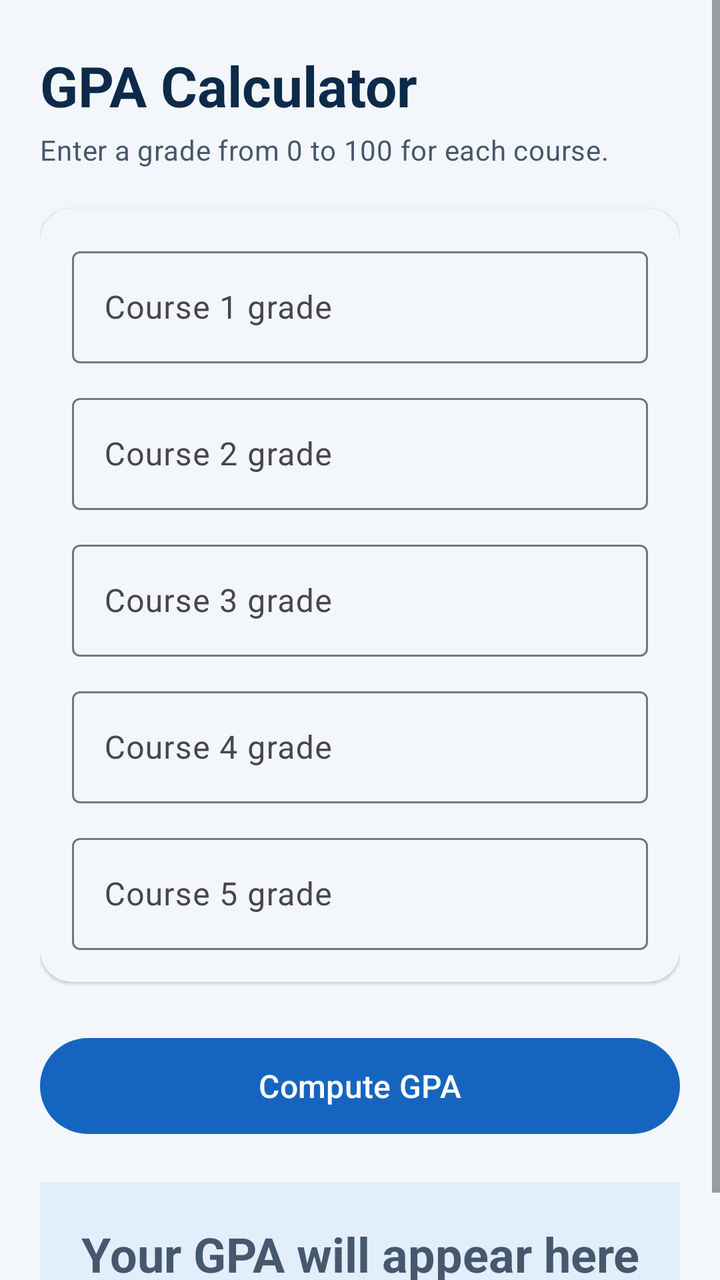
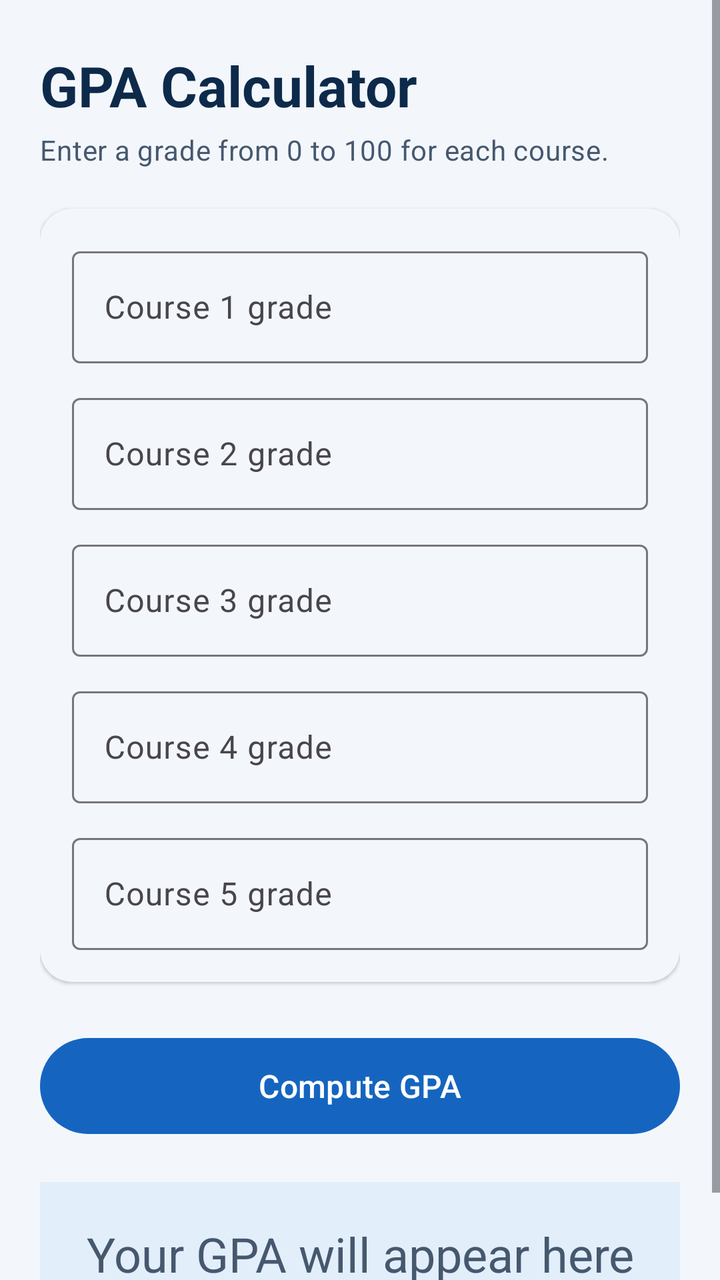

Two renders of the same Android screen: before a commit and after it. Below are the layout's source before the change and the commit's diff.
<!-- AndroidManifest.xml: application theme Theme.Gpa_datlav2_calculator -->
<!-- res/layout/activity_main.xml -->
<?xml version="1.0" encoding="utf-8"?>
<ScrollView xmlns:android="http://schemas.android.com/apk/res/android"
    xmlns:app="http://schemas.android.com/apk/res-auto"
    android:layout_width="match_parent"
    android:layout_height="match_parent"
    android:background="?android:attr/colorBackground"
    android:fillViewport="true">

    <LinearLayout
        android:layout_width="match_parent"
        android:layout_height="wrap_content"
        android:orientation="vertical"
        android:paddingHorizontal="20dp"
        android:paddingVertical="24dp">

        <TextView
            android:layout_width="wrap_content"
            android:layout_height="wrap_content"
            android:accessibilityHeading="true"
            android:text="@string/title"
            android:textAppearance="?attr/textAppearanceHeadlineMedium"
            android:textColor="@color/gpa_on_surface"
            android:textStyle="bold" />

        <TextView
            android:layout_width="wrap_content"
            android:layout_height="wrap_content"
            android:layout_marginTop="4dp"
            android:text="@string/subtitle"
            android:textAppearance="?attr/textAppearanceBodyMedium"
            android:textColor="@color/gpa_on_surface_variant" />

        <com.google.android.material.card.MaterialCardView
            style="@style/Widget.Material3.CardView.Elevated"
            android:layout_width="match_parent"
            android:layout_height="wrap_content"
            android:layout_marginTop="20dp"
            app:cardBackgroundColor="@color/gpa_surface"
            app:cardCornerRadius="16dp">

            <LinearLayout
                android:layout_width="match_parent"
                android:layout_height="wrap_content"
                android:orientation="vertical"
                android:paddingHorizontal="16dp"
                android:paddingTop="4dp"
                android:paddingBottom="16dp">

                <com.google.android.material.textfield.TextInputLayout
                    style="@style/Widget.Material3.TextInputLayout.OutlinedBox"
                    android:layout_width="match_parent"
                    android:layout_height="wrap_content"
                    android:layout_marginTop="12dp"
                    android:hint="@string/course_1"
                    app:placeholderText="@string/grade_hint">

                    <com.google.android.material.textfield.TextInputEditText
                        android:id="@+id/grade1"
                        android:layout_width="match_parent"
                        android:layout_height="wrap_content"
                        android:minHeight="56dp"
                        android:imeOptions="actionNext"
                        android:inputType="numberDecimal"
                        android:textSize="16sp" />
                </com.google.android.material.textfield.TextInputLayout>

                <com.google.android.material.textfield.TextInputLayout
                    style="@style/Widget.Material3.TextInputLayout.OutlinedBox"
                    android:layout_width="match_parent"
                    android:layout_height="wrap_content"
                    android:layout_marginTop="12dp"
                    android:hint="@string/course_2"
                    app:placeholderText="@string/grade_hint">

                    <com.google.android.material.textfield.TextInputEditText
                        android:id="@+id/grade2"
                        android:layout_width="match_parent"
                        android:layout_height="wrap_content"
                        android:minHeight="56dp"
                        android:imeOptions="actionNext"
                        android:inputType="numberDecimal"
                        android:textSize="16sp" />
                </com.google.android.material.textfield.TextInputLayout>

                <com.google.android.material.textfield.TextInputLayout
                    style="@style/Widget.Material3.TextInputLayout.OutlinedBox"
                    android:layout_width="match_parent"
                    android:layout_height="wrap_content"
                    android:layout_marginTop="12dp"
                    android:hint="@string/course_3"
                    app:placeholderText="@string/grade_hint">

                    <com.google.android.material.textfield.TextInputEditText
                        android:id="@+id/grade3"
                        android:layout_width="match_parent"
                        android:layout_height="wrap_content"
                        android:minHeight="56dp"
                        android:imeOptions="actionNext"
                        android:inputType="numberDecimal"
                        android:textSize="16sp" />
                </com.google.android.material.textfield.TextInputLayout>

                <com.google.android.material.textfield.TextInputLayout
                    style="@style/Widget.Material3.TextInputLayout.OutlinedBox"
                    android:layout_width="match_parent"
                    android:layout_height="wrap_content"
                    android:layout_marginTop="12dp"
                    android:hint="@string/course_4"
                    app:placeholderText="@string/grade_hint">

                    <com.google.android.material.textfield.TextInputEditText
                        android:id="@+id/grade4"
                        android:layout_width="match_parent"
                        android:layout_height="wrap_content"
                        android:minHeight="56dp"
                        android:imeOptions="actionNext"
                        android:inputType="numberDecimal"
                        android:textSize="16sp" />
                </com.google.android.material.textfield.TextInputLayout>

                <com.google.android.material.textfield.TextInputLayout
                    style="@style/Widget.Material3.TextInputLayout.OutlinedBox"
                    android:layout_width="match_parent"
                    android:layout_height="wrap_content"
                    android:layout_marginTop="12dp"
                    android:hint="@string/course_5"
                    app:placeholderText="@string/grade_hint">

                    <com.google.android.material.textfield.TextInputEditText
                        android:id="@+id/grade5"
                        android:layout_width="match_parent"
                        android:layout_height="wrap_content"
                        android:minHeight="56dp"
                        android:imeOptions="actionDone"
                        android:inputType="numberDecimal"
                        android:textSize="16sp" />
                </com.google.android.material.textfield.TextInputLayout>
            </LinearLayout>
        </com.google.android.material.card.MaterialCardView>

        <com.google.android.material.button.MaterialButton
            android:id="@+id/computeGpaButton"
            android:layout_width="match_parent"
            android:layout_height="wrap_content"
            android:layout_marginTop="24dp"
            android:minHeight="56dp"
            android:text="@string/compute_gpa"
            android:textSize="16sp"
            app:cornerRadius="28dp" />

        <TextView
            android:id="@+id/gpaResult"
            android:layout_width="match_parent"
            android:layout_height="wrap_content"
            android:layout_marginTop="20dp"
            android:accessibilityLiveRegion="polite"
            android:background="@color/gpa_result_empty"
            android:gravity="center"
            android:hint="@string/result_placeholder"
            android:minHeight="72dp"
            android:padding="16dp"
            android:textColor="@color/gpa_on_result"
            android:textColorHint="@color/gpa_on_surface_variant"
            android:textSize="24sp"
            android:textStyle="bold" />

    </LinearLayout>
</ScrollView>
<!-- resources referenced by this layout -->
<resources>
  <color name="gpa_on_result">#1A1C1E</color>
  <color name="gpa_on_surface">#0D2A4A</color>
  <color name="gpa_on_surface_variant">#46586E</color>
  <color name="gpa_result_empty">#E3EEFB</color>
  <color name="gpa_surface">#FFFFFF</color>
  <string name="compute_gpa">Compute GPA</string>
  <string name="course_1">Course 1 grade</string>
  <string name="course_2">Course 2 grade</string>
  <string name="course_3">Course 3 grade</string>
  <string name="course_4">Course 4 grade</string>
  <string name="course_5">Course 5 grade</string>
  <string name="grade_hint">0–100</string>
  <string name="result_placeholder">Your GPA will appear here</string>
  <string name="subtitle">Enter a grade from 0 to 100 for each course.</string>
  <string name="title">GPA Calculator</string>
  <style name="Theme.Gpa_datlav2_calculator" parent="Base.Theme.Gpa_datlav2_calculator" />
  <style name="Base.Theme.Gpa_datlav2_calculator" parent="Theme.Material3.DayNight.NoActionBar">
          
          <item name="colorPrimary">@color/gpa_primary</item>
          <item name="colorOnPrimary">@color/gpa_on_primary</item>
          <item name="android:colorBackground">@color/gpa_background</item>
          <item name="colorSurface">@color/gpa_surface</item>
          <item name="colorOnSurface">@color/gpa_on_surface</item>
          <item name="android:statusBarColor">@color/gpa_background</item>
      </style>
  <color name="gpa_primary">#1565C0</color>
  <color name="gpa_on_primary">#FFFFFF</color>
  <color name="gpa_background">#F3F7FC</color>
</resources>

<!-- the commit's change to res/layout/activity_main.xml (unified diff, before → after) -->
@@ -48,6 +48,7 @@
 
                 <com.google.android.material.textfield.TextInputLayout
                     style="@style/Widget.Material3.TextInputLayout.OutlinedBox"
+                    android:id="@+id/gradeLayout1"
                     android:layout_width="match_parent"
                     android:layout_height="wrap_content"
                     android:layout_marginTop="12dp"
@@ -56,6 +57,7 @@
 
                     <com.google.android.material.textfield.TextInputEditText
                         android:id="@+id/grade1"
+                        android:maxLength="6"
                         android:layout_width="match_parent"
                         android:layout_height="wrap_content"
                         android:minHeight="56dp"
@@ -66,6 +68,7 @@
 
                 <com.google.android.material.textfield.TextInputLayout
                     style="@style/Widget.Material3.TextInputLayout.OutlinedBox"
+                    android:id="@+id/gradeLayout2"
                     android:layout_width="match_parent"
                     android:layout_height="wrap_content"
                     android:layout_marginTop="12dp"
@@ -74,6 +77,7 @@
 
                     <com.google.android.material.textfield.TextInputEditText
                         android:id="@+id/grade2"
+                        android:maxLength="6"
                         android:layout_width="match_parent"
                         android:layout_height="wrap_content"
                         android:minHeight="56dp"
@@ -84,6 +88,7 @@
 
                 <com.google.android.material.textfield.TextInputLayout
                     style="@style/Widget.Material3.TextInputLayout.OutlinedBox"
+                    android:id="@+id/gradeLayout3"
                     android:layout_width="match_parent"
                     android:layout_height="wrap_content"
                     android:layout_marginTop="12dp"
@@ -92,6 +97,7 @@
 
                     <com.google.android.material.textfield.TextInputEditText
                         android:id="@+id/grade3"
+                        android:maxLength="6"
                         android:layout_width="match_parent"
                         android:layout_height="wrap_content"
                         android:minHeight="56dp"
@@ -102,6 +108,7 @@
 
                 <com.google.android.material.textfield.TextInputLayout
                     style="@style/Widget.Material3.TextInputLayout.OutlinedBox"
+                    android:id="@+id/gradeLayout4"
                     android:layout_width="match_parent"
                     android:layout_height="wrap_content"
                     android:layout_marginTop="12dp"
@@ -110,6 +117,7 @@
 
                     <com.google.android.material.textfield.TextInputEditText
                         android:id="@+id/grade4"
+                        android:maxLength="6"
                         android:layout_width="match_parent"
                         android:layout_height="wrap_content"
                         android:minHeight="56dp"
@@ -120,6 +128,7 @@
 
                 <com.google.android.material.textfield.TextInputLayout
                     style="@style/Widget.Material3.TextInputLayout.OutlinedBox"
+                    android:id="@+id/gradeLayout5"
                     android:layout_width="match_parent"
                     android:layout_height="wrap_content"
                     android:layout_marginTop="12dp"
@@ -128,6 +137,7 @@
 
                     <com.google.android.material.textfield.TextInputEditText
                         android:id="@+id/grade5"
+                        android:maxLength="6"
                         android:layout_width="match_parent"
                         android:layout_height="wrap_content"
                         android:minHeight="56dp"
@@ -161,8 +171,7 @@
             android:padding="16dp"
             android:textColor="@color/gpa_on_result"
             android:textColorHint="@color/gpa_on_surface_variant"
-            android:textSize="24sp"
-            android:textStyle="bold" />
+            android:textSize="24sp" />
 
     </LinearLayout>
 </ScrollView>
